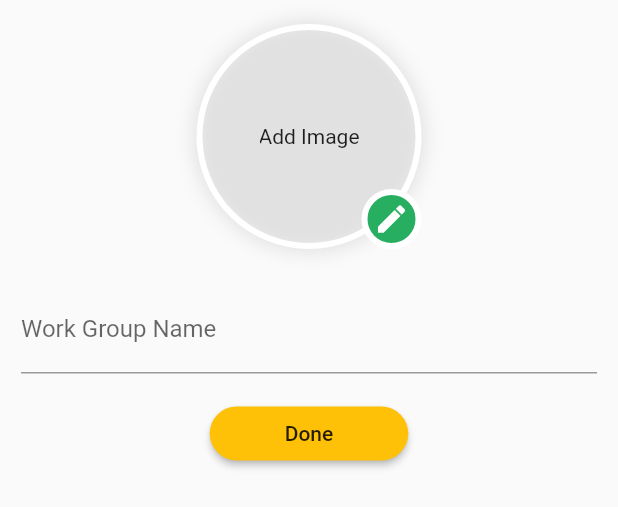
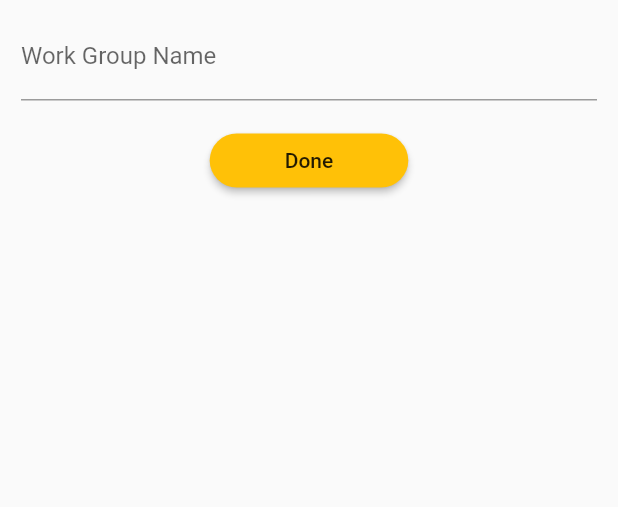
Before and after one commit to WorKey-FinalProject/WorKey-Code, a Flutter app: the AddEmployeeForm widget shown alone on an empty page, opened directly, on a phone screen of 412 x 824 dp. Shown: the top 507 px of the screen. Run offline on Flutter 3.47's test engine with Material 2 defaults, Android fonts, the phone set to English and light mode, and no system bars; our stand-ins replace carousel_slider, firebase_auth, firebase_core, firebase_database, firebase_storage, flutter_staggered_animations and 4 more; missing offline and left inert: time_machine, timetable; accounts and stored records are empty.

Commit message:
add_employee_form

```diff
--- a/workey/lib/company_account/screens/add_employee_screen.dart
+++ b/workey/lib/company_account/screens/add_employee_screen.dart
@@ -2,7 +2,7 @@ import 'package:flutter/material.dart';
 
 import '../widgets/add_employee_form.dart';
 
-class AddWorkGroupScreen extends StatelessWidget {
+class AddEmployeeScreen extends StatelessWidget {
   @override
   Widget build(BuildContext context) {
     return Scaffold(
--- a/workey/lib/company_account/widgets/add_employee_form.dart
+++ b/workey/lib/company_account/widgets/add_employee_form.dart
@@ -21,9 +21,6 @@ class _AddEmployeeForm extends State<AddEmployeeForm> {
 
   final _formKey = GlobalKey<FormState>();
 
-  File _userImageFile;
-  // String _userImage;
-
   Future<void> _addNewWorkGroup() async {
     final workGroupProvider =
         Provider.of<CompanyGroups>(context, listen: false);
@@ -38,7 +35,6 @@ class _AddEmployeeForm extends State<AddEmployeeForm> {
         workGroupName: _workGroupNameController.text,
         workGroupLogo: '',
       );
-      newWorkGroup.setImageFile(_userImageFile);
 
       var isError = false;
       String message;
@@ -70,10 +66,6 @@ class _AddEmployeeForm extends State<AddEmployeeForm> {
     }
   }
 
-  void _selectImage(File pickedImage) {
-    _userImageFile = pickedImage;
-  }
-
   @override
   void dispose() {
     _workGroupNameController.dispose();
@@ -91,13 +83,6 @@ class _AddEmployeeForm extends State<AddEmployeeForm> {
             mainAxisAlignment: MainAxisAlignment.start,
             crossAxisAlignment: CrossAxisAlignment.center,
             children: [
-              ProfilePicture(
-                onSelectImage: _selectImage,
-                size: 150,
-                isEditable: true,
-                imageUrl: '',
-                keepImageFile: _userImageFile,
-              ),
               Container(
                 margin: EdgeInsets.symmetric(vertical: 8.0, horizontal: 14.0),
                 child: TextFormField(
```
Also changed, not shown: workey/lib/company_account/screens/groups_screen_pages/employees_list.dart (+20 -17 lines).
